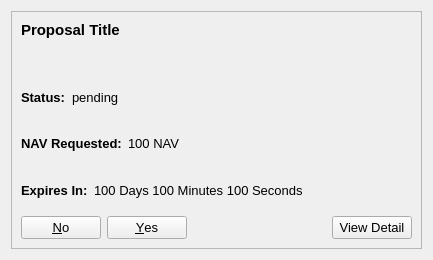
Qt form src/qt/communityfunddisplay.ui (navcoin/navcoin-core) before a commit.
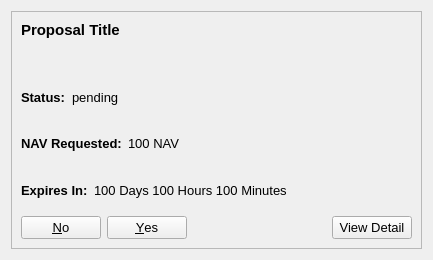
The same form after that commit.

Patch:
```diff
--- a/src/qt/communityfunddisplay.ui
+++ b/src/qt/communityfunddisplay.ui
@@ -225,7 +225,7 @@
              </font>
             </property>
             <property name="text">
-             <string>100 Days 100 Minutes 100 Seconds</string>
+             <string>100 Days 100 Hours 100 Minutes</string>
             </property>
            </widget>
           </item>
```
